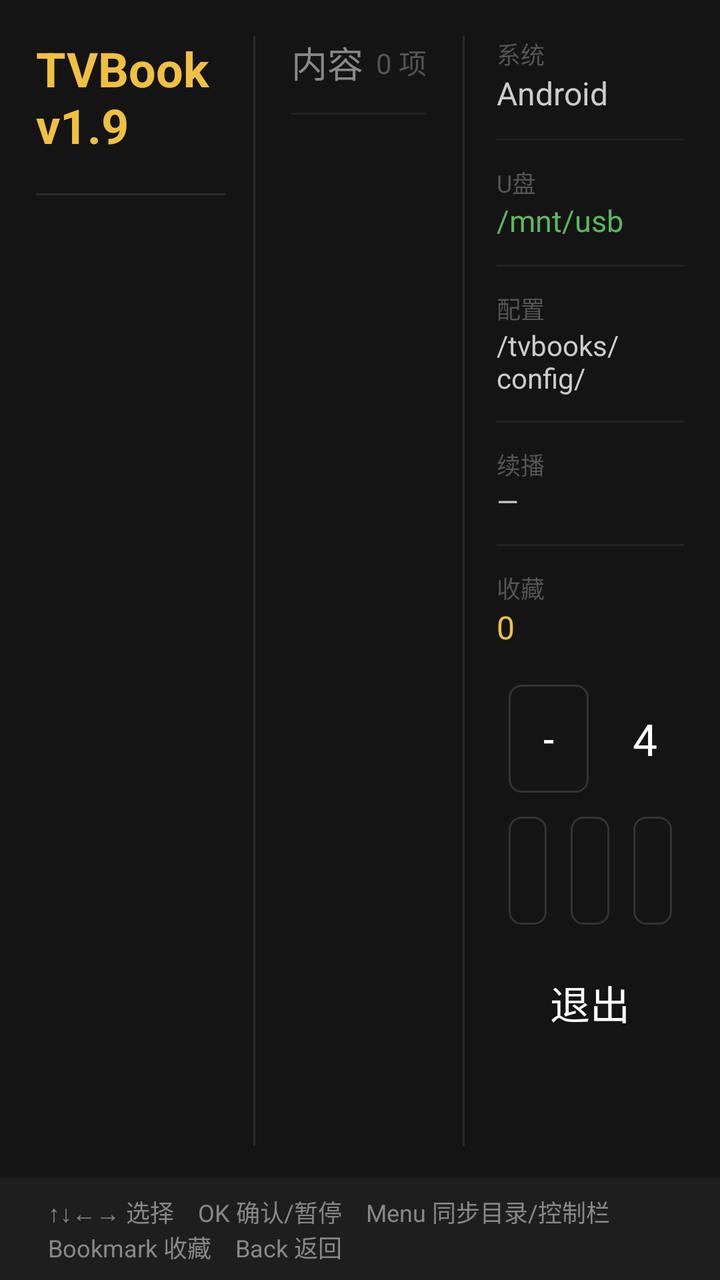
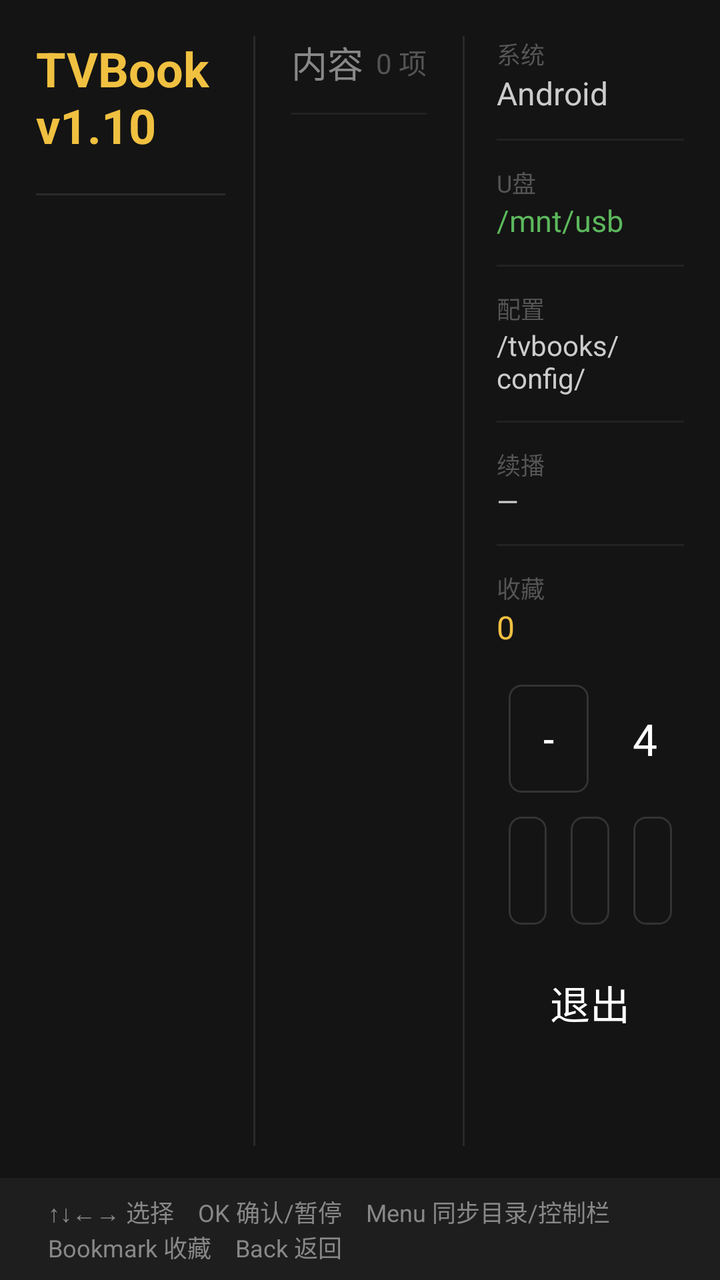

The first picture is an Android layout as it rendered before a commit; the second is the same layout after the commit. The layout source and the unified diff follow.
<!-- AndroidManifest.xml: fallback theme Theme.MaterialComponents.DayNight.NoActionBar -->
<!-- res/layout/activity_main.xml -->
<?xml version="1.0" encoding="utf-8"?>
<LinearLayout xmlns:android="http://schemas.android.com/apk/res/android"
    android:layout_width="match_parent"
    android:layout_height="match_parent"
    android:background="#0B0B0B"
    android:orientation="vertical">

    <LinearLayout
        android:layout_width="match_parent"
        android:layout_height="0dp"
        android:layout_weight="1"
        android:background="#141414"
        android:clipChildren="false"
        android:clipToPadding="false"
        android:orientation="horizontal"
        android:paddingLeft="18dp"
        android:paddingTop="18dp"
        android:paddingRight="18dp"
        android:paddingBottom="16dp">

        <LinearLayout
            android:id="@+id/viewMenuStack"
            android:layout_width="0dp"
            android:layout_height="match_parent"
            android:layout_weight="2.05"
            android:clipChildren="false"
            android:clipToPadding="false"
            android:orientation="horizontal">

        <LinearLayout
            android:id="@+id/viewLevelOnePanel"
            android:layout_width="0dp"
            android:layout_height="match_parent"
            android:layout_weight="1.05"
            android:background="#141414"
            android:orientation="vertical"
            android:paddingRight="14dp">

            <TextView
                android:id="@+id/txtAppTitle"
                android:layout_width="match_parent"
                android:layout_height="wrap_content"
                android:paddingBottom="18dp"
                android:text="TVBook   v1.9"
                android:textColor="#F0C040"
                android:textSize="24sp"
                android:textStyle="bold" />

            <View
                android:layout_width="match_parent"
                android:layout_height="1dp"
                android:background="#2A2A2A" />

            <ScrollView
                android:layout_width="match_parent"
                android:layout_height="0dp"
                android:layout_marginTop="14dp"
                android:layout_weight="1"
                android:fillViewport="true">

                <LinearLayout
                    android:id="@+id/viewMenu"
                    android:layout_width="match_parent"
                    android:layout_height="wrap_content"
                    android:orientation="vertical" />
            </ScrollView>
        </LinearLayout>

        <View
            android:layout_width="1dp"
            android:layout_height="match_parent"
            android:background="#2A2A2A" />

        <LinearLayout
            android:id="@+id/viewLevelTwoPanel"
            android:layout_width="0dp"
            android:layout_height="match_parent"
            android:layout_weight="1"
            android:background="#141414"
            android:orientation="vertical"
            android:paddingLeft="18dp"
            android:paddingRight="18dp">

            <LinearLayout
                android:layout_width="match_parent"
                android:layout_height="wrap_content"
                android:gravity="center_vertical"
                android:orientation="horizontal"
                android:paddingBottom="12dp">

                <TextView
                    android:id="@+id/txtSectionTitle"
                    android:layout_width="0dp"
                    android:layout_height="wrap_content"
                    android:layout_weight="1"
                    android:singleLine="true"
                    android:text="内容"
                    android:textColor="#888888"
                    android:textSize="18sp" />

                <TextView
                    android:id="@+id/txtSectionCount"
                    android:layout_width="wrap_content"
                    android:layout_height="wrap_content"
                    android:text="0 项"
                    android:textColor="#555555"
                    android:textSize="14sp" />
            </LinearLayout>

            <View
                android:layout_width="match_parent"
                android:layout_height="1dp"
                android:background="#222222" />

            <ScrollView
                android:layout_width="match_parent"
                android:layout_height="0dp"
                android:layout_marginTop="14dp"
                android:layout_weight="1"
                android:fillViewport="true">

                <LinearLayout
                    android:id="@+id/viewSubMenu"
                    android:layout_width="match_parent"
                    android:layout_height="wrap_content"
                    android:orientation="vertical" />
            </ScrollView>
        </LinearLayout>

        </LinearLayout>

        <View
            android:layout_width="1dp"
            android:layout_height="match_parent"
            android:background="#2A2A2A" />

        <LinearLayout
            android:layout_width="0dp"
            android:layout_height="match_parent"
            android:layout_weight="1.05"
            android:orientation="vertical"
            android:paddingLeft="16dp">

            <TextView
                android:layout_width="match_parent"
                android:layout_height="wrap_content"
                android:text="系统"
                android:textColor="#555555"
                android:textSize="12sp" />

            <TextView
                android:id="@+id/txtSystemVersion"
                android:layout_width="match_parent"
                android:layout_height="wrap_content"
                android:layout_marginBottom="12dp"
                android:text="Android"
                android:textColor="#CCCCCC"
                android:textSize="16sp" />

            <View
                android:layout_width="match_parent"
                android:layout_height="1dp"
                android:background="#222222" />

            <TextView
                android:layout_width="match_parent"
                android:layout_height="wrap_content"
                android:layout_marginTop="12dp"
                android:text="U盘"
                android:textColor="#555555"
                android:textSize="12sp" />

            <TextView
                android:id="@+id/txtUsbPath"
                android:layout_width="match_parent"
                android:layout_height="wrap_content"
                android:layout_marginBottom="12dp"
                android:text="/mnt/usb"
                android:textColor="#5CB85C"
                android:textSize="15sp" />

            <View
                android:layout_width="match_parent"
                android:layout_height="1dp"
                android:background="#222222" />

            <TextView
                android:layout_width="match_parent"
                android:layout_height="wrap_content"
                android:layout_marginTop="12dp"
                android:text="配置"
                android:textColor="#555555"
                android:textSize="12sp" />

            <TextView
                android:id="@+id/txtConfigPath"
                android:layout_width="match_parent"
                android:layout_height="wrap_content"
                android:layout_marginBottom="12dp"
                android:text="/tvbooks/config/"
                android:textColor="#CCCCCC"
                android:textSize="14sp" />

            <View
                android:layout_width="match_parent"
                android:layout_height="1dp"
                android:background="#222222" />

            <TextView
                android:layout_width="match_parent"
                android:layout_height="wrap_content"
                android:layout_marginTop="12dp"
                android:text="续播"
                android:textColor="#555555"
                android:textSize="12sp" />

            <TextView
                android:id="@+id/txtResumeInfo"
                android:layout_width="match_parent"
                android:layout_height="wrap_content"
                android:layout_marginBottom="12dp"
                android:text="—"
                android:textColor="#CCCCCC"
                android:textSize="14sp" />

            <View
                android:layout_width="match_parent"
                android:layout_height="1dp"
                android:background="#222222" />

            <TextView
                android:layout_width="match_parent"
                android:layout_height="wrap_content"
                android:layout_marginTop="12dp"
                android:text="收藏"
                android:textColor="#555555"
                android:textSize="12sp" />

            <TextView
                android:id="@+id/txtFavCount"
                android:layout_width="match_parent"
                android:layout_height="wrap_content"
                android:layout_marginBottom="12dp"
                android:text="0"
                android:textColor="#F0C040"
                android:textSize="16sp" />

            <LinearLayout
                android:layout_width="match_parent"
                android:layout_height="wrap_content"
                android:gravity="center_vertical"
                android:orientation="horizontal">

                <TextView
                    android:layout_width="0dp"
                    android:layout_height="wrap_content"
                    android:layout_weight="1"
                    android:singleLine="true"
                    android:text="自动间隔(秒)"
                    android:textColor="#888888"
                    android:textSize="13sp" />

                <Button
                    android:id="@+id/btnDec"
                    style="@style/TvSmallButton"
                    android:layout_width="40dp"
                    android:layout_height="wrap_content"
                    android:onClick="onDecDelaySeconds"
                    android:text="-" />

                <TextView
                    android:id="@+id/txtDelaySecondsPerAudio"
                    android:layout_width="44dp"
                    android:layout_height="wrap_content"
                    android:gravity="center"
                    android:text="4"
                    android:textColor="#FFFFFF"
                    android:textSize="22sp" />

                <Button
                    android:id="@+id/btnInc"
                    style="@style/TvSmallButton"
                    android:layout_width="40dp"
                    android:layout_height="wrap_content"
                    android:onClick="onDecDelaySeconds"
                    android:text="+" />
            </LinearLayout>

            <LinearLayout
                android:id="@+id/viewQuickActions"
                android:layout_width="match_parent"
                android:layout_height="wrap_content"
                android:gravity="center_vertical"
                android:orientation="horizontal">

                <Button
                    android:id="@+id/btnPlayMode"
                    style="@style/TvSmallButton"
                    android:layout_width="0dp"
                    android:layout_height="wrap_content"
                    android:layout_weight="1"
                    android:onClick="onClick"
                    android:text="自动" />

                <Button
                    android:id="@+id/btnSyncCatalog"
                    style="@style/TvSmallButton"
                    android:layout_width="0dp"
                    android:layout_height="wrap_content"
                    android:layout_weight="1"
                    android:onClick="onSyncCatalog"
                    android:text="同步" />

                <Button
                    android:id="@+id/btn_open_document_tree"
                    style="@style/TvSmallButton"
                    android:layout_width="0dp"
                    android:layout_height="wrap_content"
                    android:layout_weight="1"
                    android:onClick="openDocumentTree"
                    android:text="授权" />
            </LinearLayout>

            <Button
                android:id="@+id/btn_exit"
                style="@style/TvButton"
                android:layout_width="match_parent"
                android:layout_height="wrap_content"
                android:onClick="exitApp"
                android:text="退出" />
        </LinearLayout>
    </LinearLayout>

    <TextView
        android:id="@+id/txtKeyHint"
        android:layout_width="match_parent"
        android:layout_height="wrap_content"
        android:background="#1E1E1E"
        android:paddingLeft="24dp"
        android:paddingTop="8dp"
        android:paddingRight="24dp"
        android:paddingBottom="8dp"
        android:text="↑↓←→ 选择    OK 确认/暂停    Menu 同步目录/控制栏    Bookmark 收藏    Back 返回"
        android:textColor="#888888"
        android:textSize="12sp" />
</LinearLayout>
<!-- resources referenced by this layout -->
<resources>
  <style name="TvButton">
          <item name="android:background">@drawable/tv_button</item>
          <item name="android:textColor">#FFFFFF</item>
          <item name="android:textSize">20sp</item>
          <item name="android:singleLine">true</item>
          <item name="android:ellipsize">end</item>
          <item name="android:minHeight">54dp</item>
          <item name="android:minWidth">140dp</item>
          <item name="android:layout_margin">6dp</item>
          <item name="android:focusable">true</item>
          <item name="android:clickable">true</item>
      </style>
  <style name="TvSmallButton">
          <item name="android:background">@drawable/tv_small_button</item>
          <item name="android:textColor">#FFFFFF</item>
          <item name="android:textSize">18sp</item>
          <item name="android:singleLine">true</item>
          <item name="android:minHeight">54dp</item>
          <item name="android:minWidth">44dp</item>
          <item name="android:layout_margin">6dp</item>
          <item name="android:focusable">true</item>
          <item name="android:clickable">true</item>
      </style>
  <!-- drawable tv_button (drawable) -->
  <?xml version="1.0" encoding="utf-8"?>
  <selector xmlns:android="http://schemas.android.com/apk/res/android">
      <item android:state_pressed="true">
          <shape>
              <solid android:color="#F6C343" />
              <stroke android:width="2dp" android:color="#FFFFFF" />
              <corners android:radius="8dp" />
              <padding android:left="10dp" android:top="8dp" android:right="10dp" android:bottom="8dp" />
          </shape>
      </item>
      <item android:state_focused="true">
          <shape>
              <solid android:color="#2A2A2A" />
              <stroke android:width="2dp" android:color="#F0C040" />
              <corners android:radius="8dp" />
              <padding android:left="10dp" android:top="8dp" android:right="10dp" android:bottom="8dp" />
          </shape>
      </item>
      <item android:state_selected="true">
          <shape>
              <solid android:color="#242424" />
              <stroke android:width="2dp" android:color="#F0C040" />
              <corners android:radius="8dp" />
              <padding android:left="10dp" android:top="8dp" android:right="10dp" android:bottom="8dp" />
          </shape>
      </item>
      <item>
          <shape>
              <solid android:color="#00000000" />
              <stroke android:width="2dp" android:color="#00000000" />
              <corners android:radius="8dp" />
              <padding android:left="10dp" android:top="8dp" android:right="10dp" android:bottom="8dp" />
          </shape>
      </item>
  </selector>
  <!-- drawable tv_small_button (drawable) -->
  <?xml version="1.0" encoding="utf-8"?>
  <selector xmlns:android="http://schemas.android.com/apk/res/android">
      <item android:state_pressed="true">
          <shape>
              <solid android:color="#2A2A2A" />
              <stroke android:width="2dp" android:color="#F0C040" />
              <corners android:radius="6dp" />
              <padding android:left="4dp" android:top="10dp" android:right="4dp" android:bottom="10dp" />
          </shape>
      </item>
      <item android:state_focused="true">
          <shape>
              <solid android:color="#2A2A2A" />
              <stroke android:width="2dp" android:color="#F0C040" />
              <corners android:radius="6dp" />
              <padding android:left="4dp" android:top="10dp" android:right="4dp" android:bottom="10dp" />
          </shape>
      </item>
      <item>
          <shape>
              <solid android:color="#00000000" />
              <stroke android:width="1dp" android:color="#333333" />
              <corners android:radius="6dp" />
              <padding android:left="4dp" android:top="10dp" android:right="4dp" android:bottom="10dp" />
          </shape>
      </item>
  </selector>
</resources>

<!-- the commit's change to res/layout/activity_main.xml (unified diff, before → after) -->
@@ -41,7 +41,7 @@
                 android:layout_width="match_parent"
                 android:layout_height="wrap_content"
                 android:paddingBottom="18dp"
-                android:text="TVBook   v1.9"
+                android:text="TVBook   v1.10"
                 android:textColor="#F0C040"
                 android:textSize="24sp"
                 android:textStyle="bold" />
